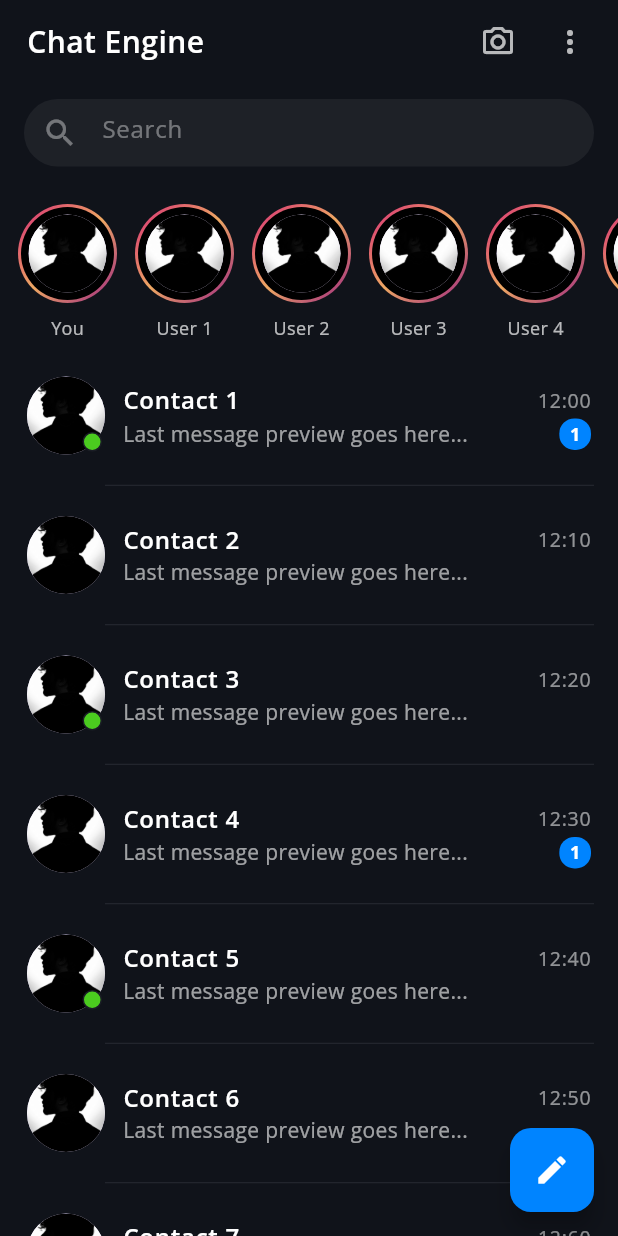
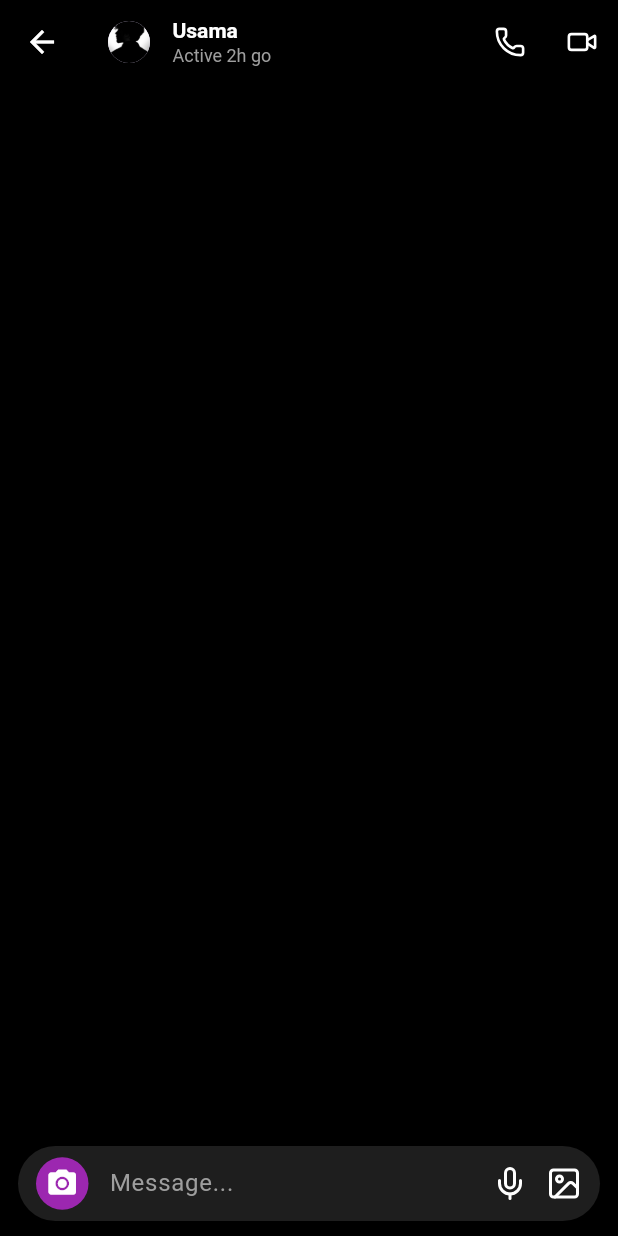
Before and after one commit to MuzammilRashid3108/Chat-Engine, a Flutter app: the HomePage screen opened directly, after a tap on an icon or button, on a phone screen of 412 x 824 dp. Run offline on Flutter 3.47's test engine with Material 3 defaults, Android fonts, the phone set to English and light mode, and no system bars; our stand-ins replace firebase_auth, firebase_core, get, google_fonts, google_sign_in, iconsax and 1 more; accounts and stored records are empty.

Commit message:
chat screen ready

```diff
--- /dev/null
+++ b/lib/features/personalization/chat_page/chat_page.dart
@@ -0,0 +1,153 @@
+import 'package:flutter/material.dart';
+import 'package:iconsax/iconsax.dart';
+import 'package:lucide_icons/lucide_icons.dart';
+
+class ChatPage extends StatefulWidget {
+  const ChatPage({super.key});
+
+  @override
+  State<ChatPage> createState() => _ChatPageState();
+}
+
+class _ChatPageState extends State<ChatPage> {
+  final TextEditingController _controller = TextEditingController();
+  final List<Map<String, dynamic>> _messages = [];
+
+  void _sendMessage() {
+    final text = _controller.text.trim();
+    if (text.isEmpty) return;
+
+    setState(() {
+      _messages.add({'text': text, 'isMe': true});
+    });
+    _controller.clear();
+  }
+
+  @override
+  Widget build(BuildContext context) {
+    return Scaffold(
+      backgroundColor: Colors.black,
+      appBar: AppBar(
+        backgroundColor: Colors.black,
+        elevation: 0,
+        leading: const BackButton(color: Colors.white),
+        title: Row(
+          children: [
+            const CircleAvatar(
+              backgroundImage: AssetImage(
+                  'assets/images/profile.jpeg'), // Replace with user image
+              radius: 14,
+            ),
+            const SizedBox(width: 15),
+            Column(
+              crossAxisAlignment: CrossAxisAlignment.start,
+              children: [
+                const Text(
+                  'Usama',
+                  style: TextStyle(color: Colors.white, fontWeight: FontWeight.bold,fontSize: 14),
+                ),
+                Text("Active 2h go",style: TextStyle(color: Colors.grey,fontSize: 12),)
+              ],
+            ),
+          ],
+        ),
+        actions: [
+          IconButton(
+            icon: const Icon(LucideIcons.phone, color: Colors.white,size: 21,),
+            onPressed: () {},
+          ),
+          IconButton(
+            icon: const Icon(LucideIcons.video, color: Colors.white,size: 21,),
+            onPressed: () {},
+          ),
+        ],
+      ),
+      body: Column(
+        children: [
+          Expanded(
+            child: ListView.builder(
+              reverse: true,
+              padding: const EdgeInsets.symmetric(horizontal: 12, vertical: 10),
+              itemCount: _messages.length,
+              itemBuilder: (context, index) {
+                final message = _messages[_messages.length - 1 - index];
+                return Align(
+                  alignment:
+                  message['isMe'] ? Alignment.centerRight : Alignment.centerLeft,
+                  child: Container(
+                    padding: const EdgeInsets.symmetric(horizontal: 14, vertical: 10),
+                    margin: const EdgeInsets.symmetric(vertical: 4),
+                    constraints: BoxConstraints(
+                        maxWidth: MediaQuery.of(context).size.width * 0.7),
+                    decoration: BoxDecoration(
+                      color: message['isMe']
+                          ? const Color(0xFF0084FF)
+                          : const Color(0xFF2C2F33),
+                      borderRadius: BorderRadius.circular(16),
+                    ),
+                    child: Text(
+                      message['text'],
+                      style: const TextStyle(color: Colors.white),
+                    ),
+                  ),
+                );
+              },
+            ),
+          ),
+          Container(
+            padding: const EdgeInsets.symmetric(horizontal: 12, vertical: 10),
+            color: Colors.black,
+            child: Row(
+              children: [
+                Expanded(
+                  child: Container(
+                      height: 50,
+                      padding: const EdgeInsets.symmetric(horizontal: 12),
+                      decoration: BoxDecoration(
+                        color: const Color(0xFF1E1E1E),
+                        borderRadius: BorderRadius.circular(30),
+                      ),
+                      child: Row(
+                        children: [
+                          // Camera Icon
+                          Container(
+                            width: 35,
+                            height: 35,
+                            decoration: BoxDecoration(
+                              color: Colors.purple,
+                              borderRadius: BorderRadius.circular(35),
+                            ),
+                            child: const Icon(Icons.camera_alt, color: Colors.white, size: 22),
+                          ),
+                          const SizedBox(width: 10),
+
+                          // ✅ TextField here
+                          Expanded(
+                            child: TextField(
+                              style: const TextStyle(color: Colors.white),
+                              decoration: const InputDecoration(
+                                hintText: 'Message...',
+                                hintStyle: TextStyle(color: Colors.grey),
+                                border: InputBorder.none,
+                                contentPadding: EdgeInsets.symmetric(vertical: 12),
+                              ),
+                            ),
+                          ),
+
+                          Icon(LucideIcons.mic, color: Colors.white),
+                          const SizedBox(width: 12),
+                          Icon(LucideIcons.image, color: Colors.white),
+
+                      ],
+                    )
+                  ),
+                ),
+
+              ],
+            ),
+          ),
+        ],
+      ),
+    );
+  }
+}
--- a/lib/features/personalization/home_page/home_page.dart
+++ b/lib/features/personalization/home_page/home_page.dart
@@ -1,7 +1,13 @@
 import 'package:flutter/material.dart';
+import 'package:get/get.dart';
+import 'package:get/get_core/src/get_main.dart';
+
+import '../../../utils/controller/app_controller.dart';
 
 class HomePage extends StatelessWidget {
-  const HomePage({super.key});
+  final appController = Get.put(AppController());
+
+   HomePage({super.key});
 
   @override
   Widget build(BuildContext context) {
@@ -140,7 +146,7 @@ class HomePage extends StatelessWidget {
                       endIndent: 16,
                     ),
                   ListTile(
-                    contentPadding: const EdgeInsets.symmetric(horizontal: 18, vertical: 10),
+                    contentPadding: const EdgeInsets.symmetric(horizontal: 18, vertical: 5),
                     horizontalTitleGap: 12,
                     leading: Stack(
                       children: [
@@ -192,7 +198,7 @@ class HomePage extends StatelessWidget {
                       children: [
                         Expanded(
                           child: Text(
-                            'Last message preview goes here...',
+                            'Active 2h ago',
                             style: const TextStyle(
                               color: Colors.white60,
                               fontSize: 14,
@@ -203,7 +209,9 @@ class HomePage extends StatelessWidget {
                         ),
                         if (i % 3 == 0)
                           Container(
-                            margin: const EdgeInsets.only(left: 6),
+                            height: 10,
+                            width: 10,
+                            margin: const EdgeInsets.only(left: 10),
                             padding: const EdgeInsets.symmetric(horizontal: 7, vertical: 2),
                             decoration: BoxDecoration(
                               color: unreadBg,
@@ -221,7 +229,9 @@ class HomePage extends StatelessWidget {
                           ),
                       ],
                     ),
-                    onTap: () {},
+                    onTap: () {
+                      appController.goTochatPage();
+                    },
                   ),
                 ],
               ),
--- a/lib/main.dart
+++ b/lib/main.dart
@@ -26,7 +26,7 @@ class ChatEngine extends StatelessWidget {
       themeMode: ThemeMode.system,
       theme: AppTheme.darkTheme,
       darkTheme: AppTheme.darkTheme,
-      home: currentUser != null ? const HomePage() :  WelcomePage(),
+      home: currentUser != null ?  HomePage() :  WelcomePage(),
     );
   }
 }
--- a/lib/utils/controller/app_controller.dart
+++ b/lib/utils/controller/app_controller.dart
@@ -4,6 +4,8 @@ import 'package:chat_engine/features/personalization/home_page/home_page.dart';
 import 'package:firebase_auth/firebase_auth.dart';
 import 'package:get/get.dart';
 import 'package:google_sign_in/google_sign_in.dart';
+
+import '../../features/personalization/chat_page/chat_page.dart';
 
 class AppController extends GetxController {
   final googleSignIn = GoogleSignIn();
@@ -62,4 +64,8 @@ class AppController extends GetxController {
   void goToSigunUpPage() {
     Get.to(SignupPage());
   }
+
+  void goTochatPage (){
+    Get.to(ChatPage());
+  }
 }
--- a/pubspec.yaml
+++ b/pubspec.yaml
@@ -42,6 +42,7 @@ dependencies:
   firebase_auth: ^5.6.0
   cloud_firestore: ^5.6.9
   google_sign_in: ^6.3.0
+  lucide_icons: ^0.257.0
 
 dev_dependencies:
   flutter_test:
```
Also changed, not shown: pubspec.lock.
